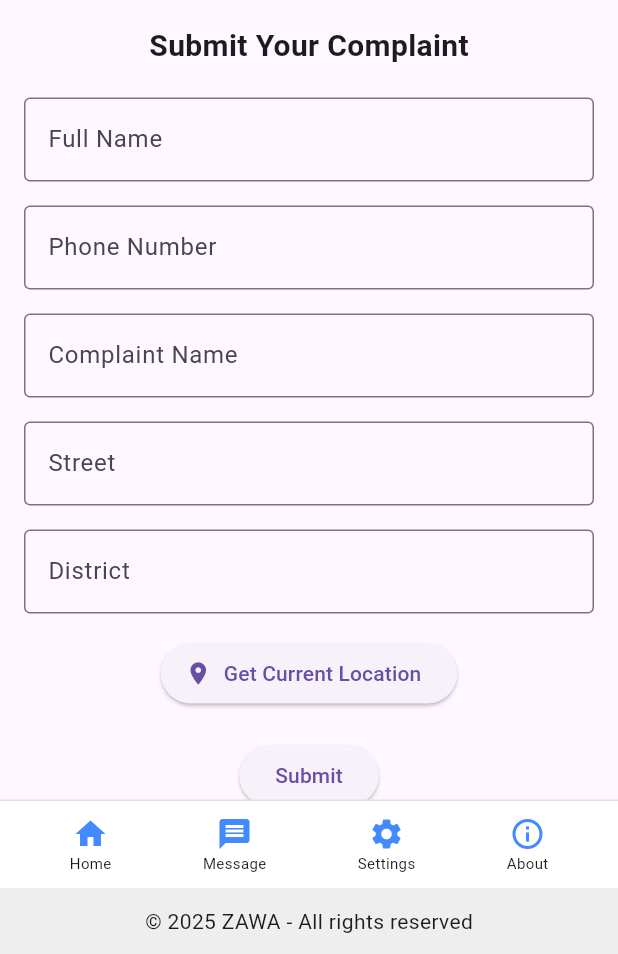
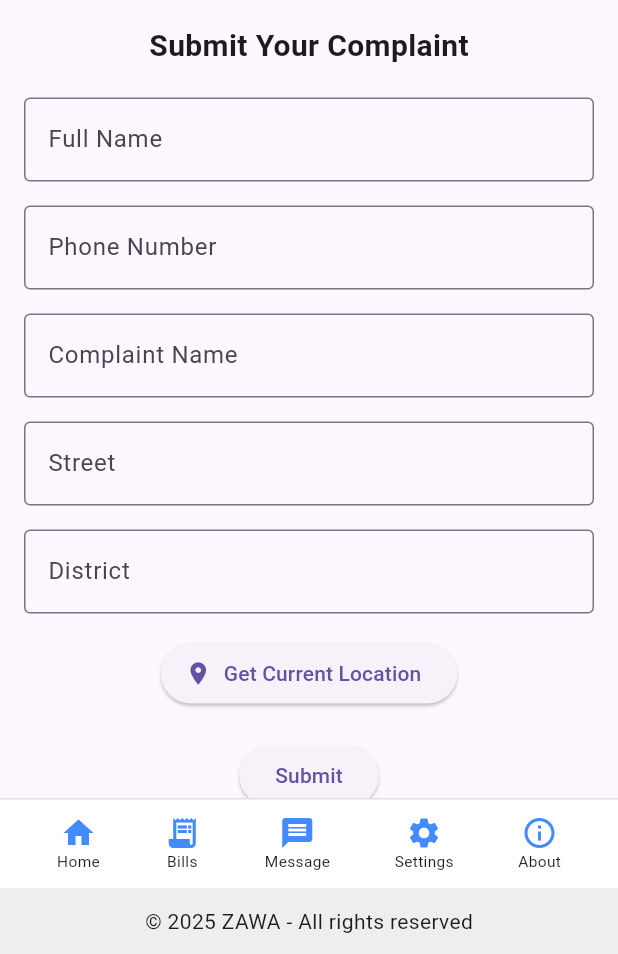
Before and after one commit to Mudrik9393/mobile, a Flutter app: the Dashboard screen opened by its route, after a tap on "Complaint", on a phone screen of 412 x 824 dp, the part 282-1236 px from its top. Run offline on Flutter 3.47's test engine with Material 3 defaults, Android fonts, the light colour scheme and no system bars; our stand-ins replace file_picker, geolocator, location, shared_preferences; accounts and stored records are empty; network calls fail.

Commit message:
1/7 touch

```diff
--- a/lib/pages/dashboard.dart
+++ b/lib/pages/dashboard.dart
@@ -1,10 +1,13 @@
 import 'package:flutter/material.dart';
+import 'package:shared_preferences/shared_preferences.dart';
+
 import '../widget/header.dart';
 import '../widget/footer.dart';
 import '../pages/home.dart';
 import '../pages/message_page.dart';
 import '../pages/settings_page.dart';
 import '../pages/about_page.dart';
+import '../pages/bill.dart';
 
 class Dashboard extends StatelessWidget {
   final Widget child;
@@ -12,17 +15,22 @@ class Dashboard extends StatelessWidget {
 
   @override
   Widget build(BuildContext context) {
+    final screenWidth = MediaQuery.of(context).size.width;
+
     return Scaffold(
-      body: Column(
+      body: SafeArea(
+        child: Column(
           children: [
-          const Header(), // Header juu
+            const Header(), // Header ya juu
 
-          // Page content
-          Expanded(child: child),
+            Expanded(child: child), // Yaliyomo ya kila page
 
             // Navigation bar
             Container(
-            padding: const EdgeInsets.symmetric(vertical: 10, horizontal: 16),
+              padding: EdgeInsets.symmetric(
+                vertical: 10,
+                horizontal: screenWidth * 0.04,
+              ),
               decoration: BoxDecoration(
                 color: Colors.white,
                 border: Border(
@@ -32,16 +40,18 @@ class Dashboard extends StatelessWidget {
               child: Row(
                 mainAxisAlignment: MainAxisAlignment.spaceAround,
                 children: [
-                _navIcon(context, Icons.home, 'Home', const Home()),
-                _navIcon(context, Icons.message, 'Message', const MessagePage()),
-                _navIcon(context, Icons.settings, 'Settings', const SettingsPage()),
-                _navIcon(context, Icons.info_outline, 'About', const AboutPage()),
+                  _navIcon(context, Icons.home, 'Home', const Home(), screenWidth),
+                  _navIcon(context, Icons.receipt_long, 'Bills', null, screenWidth, isBill: true),
+                  _navIcon(context, Icons.message, 'Message', const MessagePage(), screenWidth),
+                  _navIcon(context, Icons.settings, 'Settings', const SettingsPage(), screenWidth),
+                  _navIcon(context, Icons.info_outline, 'About', const AboutPage(), screenWidth),
                 ],
               ),
             ),
 
-          const Footer(), // Footer chini kabisa
+            const Footer(), // Footer ya mwisho
           ],
+        ),
       ),
     );
   }
@@ -50,20 +60,43 @@ class Dashboard extends StatelessWidget {
     BuildContext context,
     IconData icon,
     String label,
-    Widget page,
-  ) {
+    Widget? page,
+    double screenWidth, {
+    bool isBill = false,
+  }) {
     return GestureDetector(
-      onTap: () {
+      onTap: () async {
+        if (isBill) {
+          final prefs = await SharedPreferences.getInstance();
+          final userId = prefs.getString('userId');
+
+          if (userId != null) {
+            Navigator.pushReplacement(
+              context,
+              MaterialPageRoute(
+                builder: (context) => Dashboard(child: Bill(userId: userId)),
+              ),
+            );
+          } else {
+            ScaffoldMessenger.of(context).showSnackBar(
+              const SnackBar(content: Text('User ID not found')),
+            );
+          }
+        } else if (page != null) {
           Navigator.pushReplacement(
             context,
             MaterialPageRoute(builder: (context) => Dashboard(child: page)),
           );
+        }
       },
       child: Column(
         mainAxisSize: MainAxisSize.min,
         children: [
           Icon(icon, color: Colors.blueAccent, size: 24),
-          Text(label, style: const TextStyle(fontSize: 10)),
+          Text(
+            label,
+            style: TextStyle(fontSize: screenWidth * 0.025),
+          ),
         ],
       ),
     );
--- a/pubspec.yaml
+++ b/pubspec.yaml
@@ -24,7 +24,6 @@ dependencies:
   # File picker
   file_picker: ^10.2.0
 
-
   # Open URLs (like launching Google Maps etc)
   url_launcher: ^6.2.1
 
@@ -47,6 +46,9 @@ dependencies:
   flutter_map: ^6.1.0
   latlong2: ^0.9.0
 
+  # Shared Preferences
+  shared_preferences: ^2.5.3
+
 dev_dependencies:
   flutter_test:
     sdk: flutter
```
Also changed, not shown: lib/auth/loginPage.dart (+9 -4 lines), lib/pages/bill.dart (+109 -43 lines), lib/pages/home.dart (+17 -4 lines), pubspec.lock, 1 other file. Lines whose indentation alone changed are shown as unchanged.
